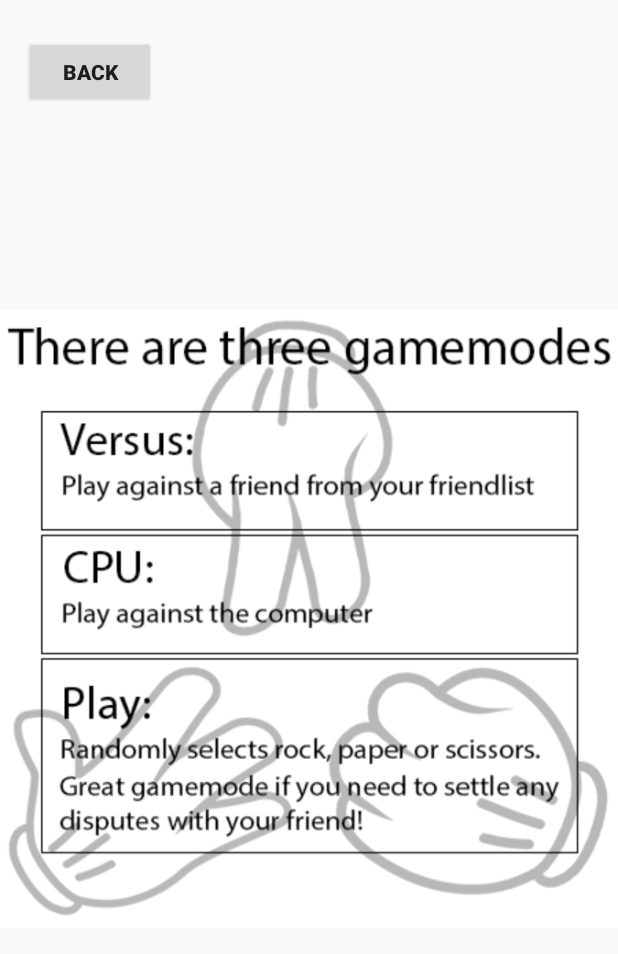
After one commit to niCognition/ProjectSSPAndroid, an Android app: the layout activity_help_screen.xml on its own in the app's theme, with its tools: preview values and no code run, on a phone screen of 412 x 824 dp. The commit adds this screen. Shown: the top 954 px of the screen. Run offline under Robolectric (Android 15) with nearby library versions, the phone set to English and light mode, and no system bars.

Commit message:
added help screen view

```diff
--- /dev/null
+++ b/app/src/main/res/layout/activity_help_screen.xml
@@ -0,0 +1,32 @@
+<?xml version="1.0" encoding="utf-8"?>
+<androidx.constraintlayout.widget.ConstraintLayout
+    xmlns:android="http://schemas.android.com/apk/res/android"
+    xmlns:app="http://schemas.android.com/apk/res-auto"
+    xmlns:tools="http://schemas.android.com/tools"
+    android:layout_width="match_parent"
+    android:layout_height="match_parent">
+
+    <ImageView
+        android:id="@+id/imageView4"
+        android:layout_width="wrap_content"
+        android:layout_height="wrap_content"
+        app:layout_constraintBottom_toBottomOf="parent"
+        app:layout_constraintEnd_toEndOf="parent"
+        app:layout_constraintStart_toStartOf="parent"
+        app:layout_constraintTop_toTopOf="parent"
+        app:srcCompat="@drawable/helpwindow" />
+
+    <Button
+        android:id="@+id/button6"
+        android:layout_width="wrap_content"
+        android:layout_height="wrap_content"
+        android:text="Back"
+        android:textAlignment="center"
+        android:textStyle="bold"
+        app:layout_constraintBottom_toTopOf="@+id/imageView4"
+        app:layout_constraintEnd_toEndOf="parent"
+        app:layout_constraintHorizontal_bias="0.049"
+        app:layout_constraintStart_toStartOf="parent"
+        app:layout_constraintTop_toTopOf="parent"
+        app:layout_constraintVertical_bias="0.172" />
+</androidx.constraintlayout.widget.ConstraintLayout>
--- a/app/src/main/res/layout/activity_main_menu.xml
+++ b/app/src/main/res/layout/activity_main_menu.xml
@@ -20,7 +20,7 @@
         android:id="@+id/button3"
         android:layout_width="150dp"
         android:layout_height="80dp"
-        android:layout_marginBottom="24dp"
+        android:layout_marginBottom="16dp"
         android:text="FRIENDS"
         android:textAlignment="center"
         android:textStyle="bold"
```
